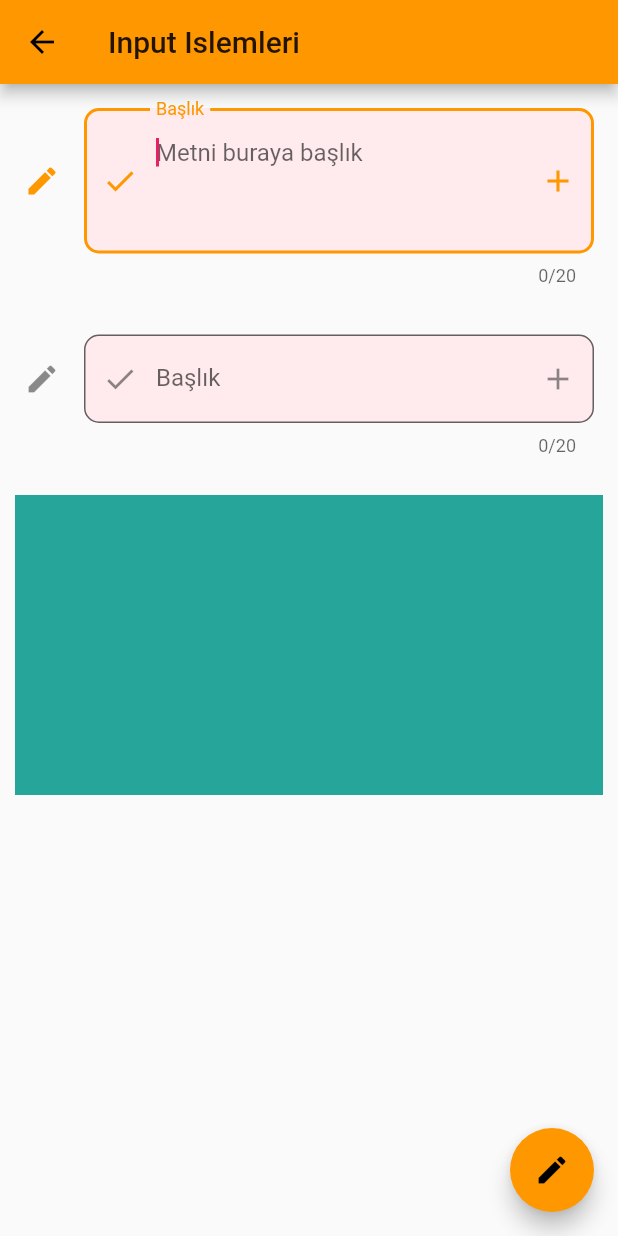
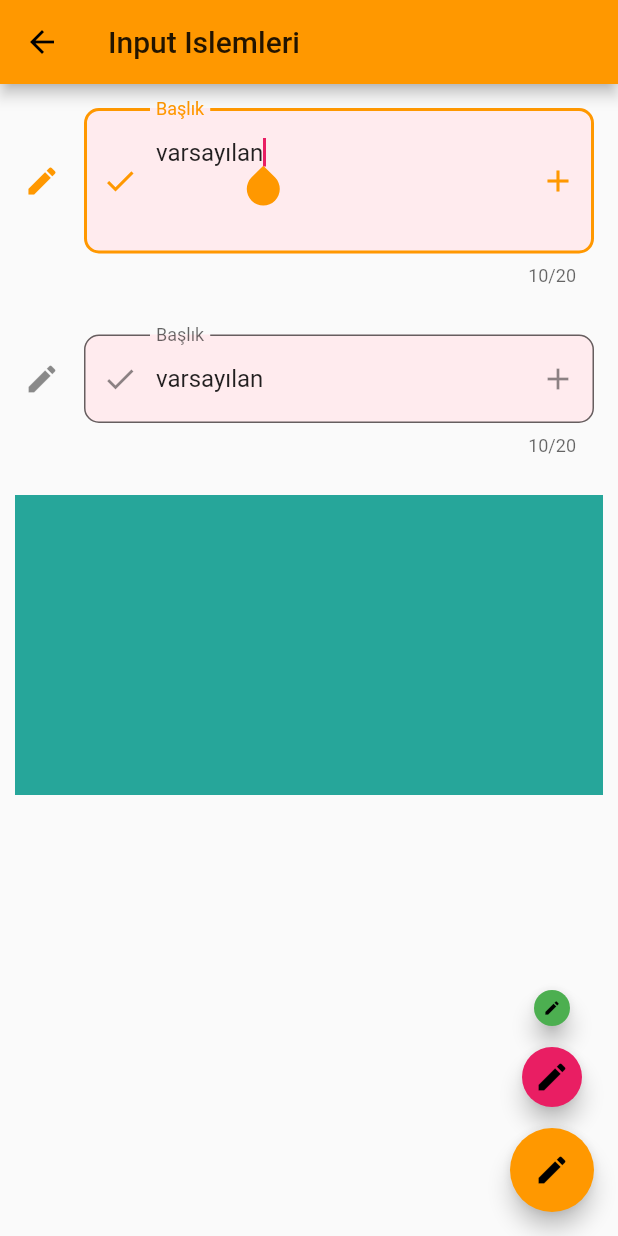
Before and after one commit to emrealtunbilek/flutter_dersleri, a Flutter app: the screen it shows after launch, after a tap on the "edit" icon, on a phone screen of 412 x 824 dp. Run offline on Flutter 3.47's test engine with Material 2 defaults, Android fonts, the phone set to English and light mode, and no system bars; our stand-ins replace fluttertoast.

Commit message:
controller kullanımı anlatıldı

```diff
--- a/lib/main.dart
+++ b/lib/main.dart
@@ -1,6 +1,6 @@
 import 'package:flutter/material.dart';
 import 'package:ilk_flutter_projesi/ui/custom_scroll_ve_slivers.dart';
-import 'package:ilk_flutter_projesi/ui/form_islemleri.dart';
+import 'package:ilk_flutter_projesi/ui/text_field_ozellikleri.dart';
 import 'package:ilk_flutter_projesi/ui/navigasyon_islemleri.dart';
 import 'ui/grid_view_kullanimi.dart';
 
@@ -9,11 +9,11 @@ void main() {
   runApp(MaterialApp(
     title: "Flutter Dersleri",
 
-    initialRoute: "/formIslemleri",
+    initialRoute: "/textFieldIslemleri",
 
     routes: {
       '/'      : (context) => NavigasyonIslemleri(),
-      '/formIslemleri' : (context) => FormIslemleri(),
+      '/textFieldIslemleri' : (context) => TextFieldIslemleri(),
       '/CPage' : (context) => CSayfasi(),
       '/DPage' : (context) => DSayfasi(),
       '/GPage' : (context) => GSayfasi(),
--- a/lib/ui/navigasyon_islemleri.dart
+++ b/lib/ui/navigasyon_islemleri.dart
@@ -80,7 +80,7 @@ class NavigasyonIslemleri extends StatelessWidget {
                     child: Text("Liste Sayfasına Git"),
                     color: Colors.yellowAccent.shade100,
                     onPressed: () {
-                      Navigator.pushNamed(context, "/formIslemleri");
+                      Navigator.pushNamed(context, "/textFieldIslemleri");
                     },
                   ),
                 ],
--- a/lib/ui/form_islemleri.dart
+++ b/lib/ui/text_field_ozellikleri.dart
@@ -1,20 +1,26 @@
 import 'package:flutter/material.dart';
 
-class FormIslemleri extends StatefulWidget {
+class TextFieldIslemleri extends StatefulWidget {
+
   @override
-  _FormIslemleriState createState() => _FormIslemleriState();
+  _TextFieldIslemleriState createState() => _TextFieldIslemleriState();
+
 }
 
-class _FormIslemleriState extends State<FormIslemleri> {
+class _TextFieldIslemleriState extends State<TextFieldIslemleri> {
 
   String girilenMetin="";
   int maxLine=1;
   FocusNode _fNode ;
+  TextEditingController textController1;
+
+
 
   @override
   void initState() {
     super.initState();
     _fNode=FocusNode();
+    textController1=TextEditingController(text: "varsayılan");
 
     _fNode.addListener((){
       setState(() {
@@ -31,6 +37,7 @@ class _FormIslemleriState extends State<FormIslemleri> {
   @override
   void dispose() {
     _fNode.dispose();
+    textController1.dispose();
     super.dispose();
   }
 
@@ -41,9 +48,35 @@ class _FormIslemleriState extends State<FormIslemleri> {
           title: Text("Input Islemleri"),
         ),
 
-        floatingActionButton: FloatingActionButton(onPressed: (){
-          FocusScope.of(context).requestFocus(_fNode);
-        }, child: Icon(Icons.edit),),
+        floatingActionButton: Column(
+          mainAxisAlignment: MainAxisAlignment.end,
+          children: <Widget>[
+
+            Container(
+              width: 24,
+              height: 24,
+              child:  FloatingActionButton(heroTag: "cc",onPressed: (){
+                FocusScope.of(context).requestFocus(_fNode);
+              },child: Icon(Icons.edit,size: 12,), backgroundColor: Colors.green,),
+            ),
+
+
+            SizedBox(height: 10,),
+
+            FloatingActionButton(
+              heroTag: "aa",
+              onPressed: (){
+              textController1.text="Butondan geldim";
+            },child: Icon(Icons.edit), mini: true, backgroundColor: Colors.pink,),
+            SizedBox(height: 10,),
+
+
+
+            FloatingActionButton(heroTag: "bb",onPressed: (){
+              debugPrint(textController1.text.toString());
+            }, child: Icon(Icons.edit),),
+          ],
+        ),
         body: ListView(
           children: <Widget>[
 
@@ -54,6 +87,7 @@ class _FormIslemleriState extends State<FormIslemleri> {
                 textInputAction: TextInputAction.done,
                 autofocus: false,
                 maxLines: maxLine,
+                controller: textController1,
                 maxLength: 20,
                 focusNode: _fNode,
                 decoration: InputDecoration(
@@ -85,6 +119,7 @@ class _FormIslemleriState extends State<FormIslemleri> {
                 autofocus: false,
                 maxLines: 1,
                 maxLength: 20,
+                controller: textController1,
                 decoration: InputDecoration(
                     hintText: "Metni buraya başlık",
                     labelText: "Başlık",
```
